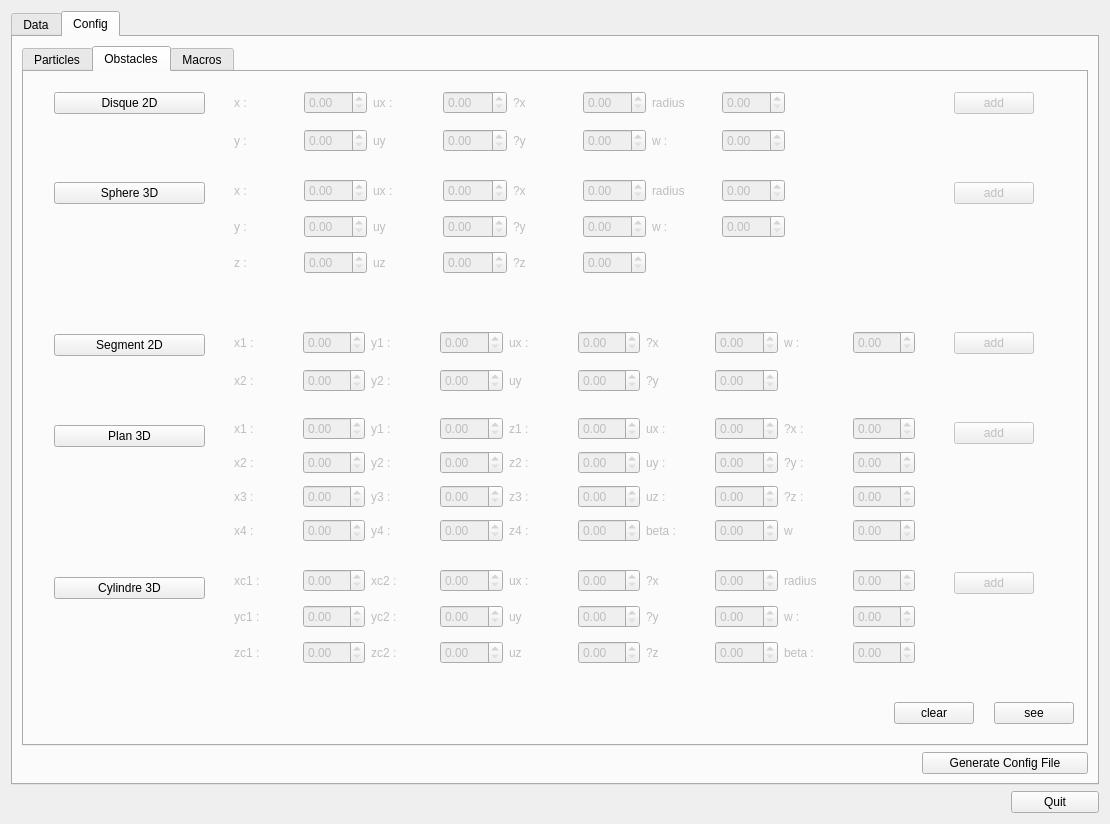
Old version of the form scopi.ui in the repository GChivot/UI_SCOPI.
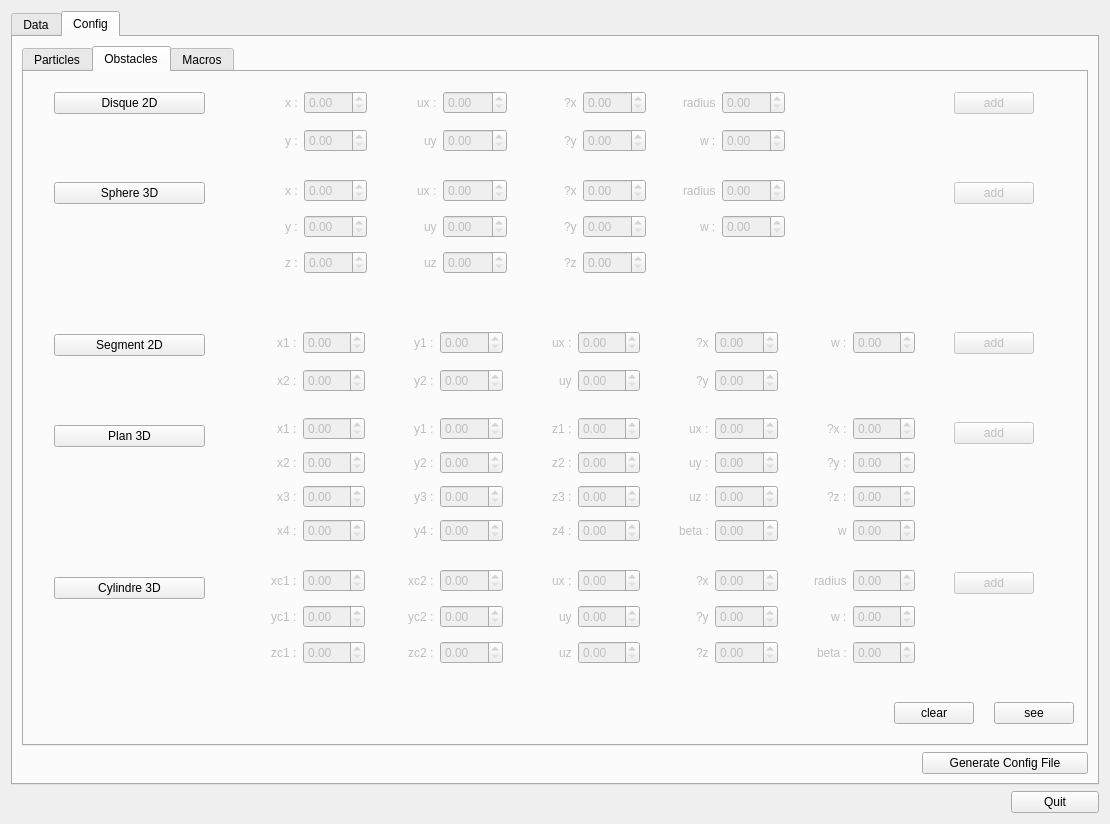
New version of the form. The open tabs and pages were chosen to show the change.

```diff
--- a/scopi.ui
+++ b/scopi.ui
@@ -5073,7 +5073,7 @@
            <layout class="QGridLayout" name="gridLayout_13">
             <item row="0" column="1">
              <layout class="QHBoxLayout" name="horizontalLayout_127">
-              <item>
+              <item alignment="Qt::AlignRight">
                <widget class="QLabel" name="label_130">
                 <property name="text">
                  <string>ux :</string>
@@ -5087,7 +5087,7 @@
             </item>
             <item row="0" column="0">
              <layout class="QHBoxLayout" name="horizontalLayout_87">
-              <item>
+              <item alignment="Qt::AlignRight">
                <widget class="QLabel" name="label_85">
                 <property name="text">
                  <string>x :</string>
@@ -5101,7 +5101,7 @@
             </item>
             <item row="1" column="0">
              <layout class="QHBoxLayout" name="horizontalLayout_88">
-              <item>
+              <item alignment="Qt::AlignRight">
                <widget class="QLabel" name="label_86">
                 <property name="text">
                  <string>y :</string>
@@ -5115,7 +5115,7 @@
             </item>
             <item row="1" column="1">
              <layout class="QHBoxLayout" name="horizontalLayout_91">
-              <item>
+              <item alignment="Qt::AlignRight">
                <widget class="QLabel" name="label_89">
                 <property name="text">
                  <string>uy</string>
@@ -5129,7 +5129,7 @@
             </item>
             <item row="0" column="3">
              <layout class="QHBoxLayout" name="horizontalLayout_90">
-              <item>
+              <item alignment="Qt::AlignRight">
                <widget class="QLabel" name="label_88">
                 <property name="text">
                  <string>radius</string>
@@ -5143,7 +5143,7 @@
             </item>
             <item row="0" column="2">
              <layout class="QHBoxLayout" name="horizontalLayout_92">
-              <item>
+              <item alignment="Qt::AlignRight">
                <widget class="QLabel" name="label_90">
                 <property name="text">
                  <string>?x</string>
@@ -5157,7 +5157,7 @@
             </item>
             <item row="1" column="2">
              <layout class="QHBoxLayout" name="horizontalLayout_126">
-              <item>
+              <item alignment="Qt::AlignRight">
                <widget class="QLabel" name="label_129">
                 <property name="text">
                  <string>?y</string>
@@ -5171,7 +5171,7 @@
             </item>
             <item row="1" column="3">
              <layout class="QHBoxLayout" name="horizontalLayout_128">
-              <item>
+              <item alignment="Qt::AlignRight">
                <widget class="QLabel" name="label_131">
                 <property name="text">
                  <string>w :</string>
@@ -5216,7 +5216,7 @@
            <layout class="QGridLayout" name="gridLayout_12">
             <item row="1" column="0">
              <layout class="QHBoxLayout" name="horizontalLayout_129">
-              <item>
+              <item alignment="Qt::AlignRight">
                <widget class="QLabel" name="label_132">
                 <property name="text">
                  <string>y :</string>
@@ -5230,7 +5230,7 @@
             </item>
             <item row="0" column="0">
              <layout class="QHBoxLayout" name="horizontalLayout_89">
-              <item>
+              <item alignment="Qt::AlignRight">
                <widget class="QLabel" name="label_87">
                 <property name="text">
                  <string>x :</string>
@@ -5244,7 +5244,7 @@
             </item>
             <item row="2" column="0">
              <layout class="QHBoxLayout" name="horizontalLayout_136">
-              <item>
+              <item alignment="Qt::AlignRight">
                <widget class="QLabel" name="label_139">
                 <property name="text">
                  <string>z :</string>
@@ -5258,7 +5258,7 @@
             </item>
             <item row="0" column="1">
              <layout class="QHBoxLayout" name="horizontalLayout_134">
-              <item>
+              <item alignment="Qt::AlignRight">
                <widget class="QLabel" name="label_137">
                 <property name="text">
                  <string>ux :</string>
@@ -5272,7 +5272,7 @@
             </item>
             <item row="1" column="1">
              <layout class="QHBoxLayout" name="horizontalLayout_131">
-              <item>
+              <item alignment="Qt::AlignRight">
                <widget class="QLabel" name="label_134">
                 <property name="text">
                  <string>uy</string>
@@ -5286,7 +5286,7 @@
             </item>
             <item row="0" column="2">
              <layout class="QHBoxLayout" name="horizontalLayout_132">
-              <item>
+              <item alignment="Qt::AlignRight">
                <widget class="QLabel" name="label_135">
                 <property name="text">
                  <string>?x</string>
@@ -5300,7 +5300,7 @@
             </item>
             <item row="1" column="2">
              <layout class="QHBoxLayout" name="horizontalLayout_133">
-              <item>
+              <item alignment="Qt::AlignRight">
                <widget class="QLabel" name="label_136">
                 <property name="text">
                  <string>?y</string>
@@ -5314,7 +5314,7 @@
             </item>
             <item row="2" column="1">
              <layout class="QHBoxLayout" name="horizontalLayout_137">
-              <item>
+              <item alignment="Qt::AlignRight">
                <widget class="QLabel" name="label_140">
                 <property name="text">
                  <string>uz</string>
@@ -5328,7 +5328,7 @@
             </item>
             <item row="2" column="2">
              <layout class="QHBoxLayout" name="horizontalLayout_138">
-              <item>
+              <item alignment="Qt::AlignRight">
                <widget class="QLabel" name="label_141">
                 <property name="text">
                  <string>?z</string>
@@ -5342,7 +5342,7 @@
             </item>
             <item row="0" column="3">
              <layout class="QHBoxLayout" name="horizontalLayout_130">
-              <item>
+              <item alignment="Qt::AlignRight">
                <widget class="QLabel" name="label_133">
                 <property name="text">
                  <string>radius</string>
@@ -5356,7 +5356,7 @@
             </item>
             <item row="1" column="3">
              <layout class="QHBoxLayout" name="horizontalLayout_135">
-              <item>
+              <item alignment="Qt::AlignRight">
                <widget class="QLabel" name="label_138">
                 <property name="text">
                  <string>w :</string>
@@ -5401,7 +5401,7 @@
            <layout class="QGridLayout" name="gridLayout_11">
             <item row="0" column="4">
              <layout class="QHBoxLayout" name="horizontalLayout_154">
-              <item>
+              <item alignment="Qt::AlignRight">
                <widget class="QLabel" name="label_157">
                 <property name="text">
                  <string>w :</string>
@@ -5415,7 +5415,7 @@
             </item>
             <item row="0" column="1">
              <layout class="QHBoxLayout" name="horizontalLayout_148">
-              <item>
+              <item alignment="Qt::AlignRight">
                <widget class="QLabel" name="label_151">
                 <property name="text">
                  <string>y1 :</string>
@@ -5429,7 +5429,7 @@
             </item>
             <item row="1" column="0">
              <layout class="QHBoxLayout" name="horizontalLayout_155">
-              <item>
+              <item alignment="Qt::AlignRight">
                <widget class="QLabel" name="label_158">
                 <property name="text">
                  <string>x2 :</string>
@@ -5443,7 +5443,7 @@
             </item>
             <item row="1" column="1">
              <layout class="QHBoxLayout" name="horizontalLayout_156">
-              <item>
+              <item alignment="Qt::AlignRight">
                <widget class="QLabel" name="label_159">
                 <property name="text">
                  <string>y2 :</string>
@@ -5457,7 +5457,7 @@
             </item>
             <item row="0" column="0">
              <layout class="QHBoxLayout" name="horizontalLayout_147">
-              <item>
+              <item alignment="Qt::AlignRight">
                <widget class="QLabel" name="label_150">
                 <property name="text">
                  <string>x1 :</string>
@@ -5471,7 +5471,7 @@
             </item>
             <item row="0" column="2">
              <layout class="QHBoxLayout" name="horizontalLayout_153">
-              <item>
+              <item alignment="Qt::AlignRight">
                <widget class="QLabel" name="label_156">
                 <property name="text">
                  <string>ux :</string>
@@ -5485,7 +5485,7 @@
             </item>
             <item row="1" column="2">
              <layout class="QHBoxLayout" name="horizontalLayout_150">
-              <item>
+              <item alignment="Qt::AlignRight">
                <widget class="QLabel" name="label_153">
                 <property name="text">
                  <string>uy</string>
@@ -5499,7 +5499,7 @@
             </item>
             <item row="0" column="3">
              <layout class="QHBoxLayout" name="horizontalLayout_151">
-              <item>
+              <item alignment="Qt::AlignRight">
                <widget class="QLabel" name="label_154">
                 <property name="text">
                  <string>?x</string>
@@ -5513,7 +5513,7 @@
             </item>
             <item row="1" column="3">
              <layout class="QHBoxLayout" name="horizontalLayout_152">
-              <item>
+              <item alignment="Qt::AlignRight">
                <widget class="QLabel" name="label_155">
                 <property name="text">
                  <string>?y</string>
@@ -5542,7 +5542,7 @@
            <layout class="QGridLayout" name="gridLayout">
             <item row="2" column="0">
              <layout class="QHBoxLayout" name="horizontalLayout_160">
-              <item>
+              <item alignment="Qt::AlignRight">
                <widget class="QLabel" name="label_163">
                 <property name="text">
                  <string>x3 :</string>
@@ -5556,7 +5556,7 @@
             </item>
             <item row="0" column="1">
              <layout class="QHBoxLayout" name="horizontalLayout_157">
-              <item>
+              <item alignment="Qt::AlignRight">
                <widget class="QLabel" name="label_160">
                 <property name="text">
                  <string>y1 :</string>
@@ -5570,7 +5570,7 @@
             </item>
             <item row="1" column="0">
              <layout class="QHBoxLayout" name="horizontalLayout_159">
-              <item>
+              <item alignment="Qt::AlignRight">
                <widget class="QLabel" name="label_162">
                 <property name="text">
                  <string>x2 :</string>
@@ -5584,7 +5584,7 @@
             </item>
             <item row="0" column="0">
              <layout class="QHBoxLayout" name="horizontalLayout_149">
-              <item>
+              <item alignment="Qt::AlignRight">
                <widget class="QLabel" name="label_152">
                 <property name="text">
                  <string>x1 :</string>
@@ -5598,7 +5598,7 @@
             </item>
             <item row="0" column="2">
              <layout class="QHBoxLayout" name="horizontalLayout_158">
-              <item>
+              <item alignment="Qt::AlignRight">
                <widget class="QLabel" name="label_161">
                 <property name="text">
                  <string>z1 :</string>
@@ -5612,7 +5612,7 @@
             </item>
             <item row="3" column="3">
              <layout class="QHBoxLayout" name="horizontalLayout_171">
-              <item>
+              <item alignment="Qt::AlignRight">
                <widget class="QLabel" name="label_174">
                 <property name="text">
                  <string>beta :</string>
@@ -5626,7 +5626,7 @@
             </item>
             <item row="3" column="4">
              <layout class="QHBoxLayout" name="horizontalLayout_175">
-              <item>
+              <item alignment="Qt::AlignRight">
                <widget class="QLabel" name="label_178">
                 <property name="text">
                  <string>w</string>
@@ -5640,7 +5640,7 @@
             </item>
             <item row="1" column="1">
              <layout class="QHBoxLayout" name="horizontalLayout_162">
-              <item>
+              <item alignment="Qt::AlignRight">
                <widget class="QLabel" name="label_165">
                 <property name="text">
                  <string>y2 :</string>
@@ -5654,7 +5654,7 @@
             </item>
             <item row="0" column="4">
              <layout class="QHBoxLayout" name="horizontalLayout_172">
-              <item>
+              <item alignment="Qt::AlignRight">
                <widget class="QLabel" name="label_175">
                 <property name="text">
                  <string>?x :</string>
@@ -5668,7 +5668,7 @@
             </item>
             <item row="0" column="3">
              <layout class="QHBoxLayout" name="horizontalLayout_168">
-              <item>
+              <item alignment="Qt::AlignRight">
                <widget class="QLabel" name="label_171">
                 <property name="text">
                  <string>ux :</string>
@@ -5682,7 +5682,7 @@
             </item>
             <item row="3" column="0">
              <layout class="QHBoxLayout" name="horizontalLayout_161">
-              <item>
+              <item alignment="Qt::AlignRight">
                <widget class="QLabel" name="label_164">
                 <property name="text">
                  <string>x4 :</string>
@@ -5696,7 +5696,7 @@
             </item>
             <item row="3" column="1">
              <layout class="QHBoxLayout" name="horizontalLayout_164">
-              <item>
+              <item alignment="Qt::AlignRight">
                <widget class="QLabel" name="label_167">
                 <property name="text">
                  <string>y4 :</string>
@@ -5710,7 +5710,7 @@
             </item>
             <item row="3" column="2">
              <layout class="QHBoxLayout" name="horizontalLayout_167">
-              <item>
+              <item alignment="Qt::AlignRight">
                <widget class="QLabel" name="label_170">
                 <property name="text">
                  <string>z4 :</string>
@@ -5724,7 +5724,7 @@
             </item>
             <item row="1" column="2">
              <layout class="QHBoxLayout" name="horizontalLayout_165">
-              <item>
+              <item alignment="Qt::AlignRight">
                <widget class="QLabel" name="label_168">
                 <property name="text">
                  <string>z2 :</string>
@@ -5738,7 +5738,7 @@
             </item>
             <item row="1" column="3">
              <layout class="QHBoxLayout" name="horizontalLayout_169">
-              <item>
+              <item alignment="Qt::AlignRight">
                <widget class="QLabel" name="label_172">
                 <property name="text">
                  <string>uy :</string>
@@ -5752,7 +5752,7 @@
             </item>
             <item row="2" column="1">
              <layout class="QHBoxLayout" name="horizontalLayout_163">
-              <item>
+              <item alignment="Qt::AlignRight">
                <widget class="QLabel" name="label_166">
                 <property name="text">
                  <string>y3 :</string>
@@ -5766,7 +5766,7 @@
             </item>
             <item row="2" column="2">
              <layout class="QHBoxLayout" name="horizontalLayout_166">
-              <item>
+              <item alignment="Qt::AlignRight">
                <widget class="QLabel" name="label_169">
                 <property name="text">
                  <string>z3 :</string>
@@ -5780,7 +5780,7 @@
             </item>
             <item row="2" column="3">
              <layout class="QHBoxLayout" name="horizontalLayout_170">
-              <item>
+              <item alignment="Qt::AlignRight">
                <widget class="QLabel" name="label_173">
                 <property name="text">
                  <string>uz :</string>
@@ -5794,7 +5794,7 @@
             </item>
             <item row="2" column="4">
              <layout class="QHBoxLayout" name="horizontalLayout_174">
-              <item>
+              <item alignment="Qt::AlignRight">
                <widget class="QLabel" name="label_177">
                 <property name="text">
                  <string>?z :</string>
@@ -5808,7 +5808,7 @@
             </item>
             <item row="1" column="4">
              <layout class="QHBoxLayout" name="horizontalLayout_173">
-              <item>
+              <item alignment="Qt::AlignRight">
                <widget class="QLabel" name="label_176">
                 <property name="text">
                  <string>?y :</string>
@@ -5869,7 +5869,7 @@
            <layout class="QGridLayout" name="gridLayout_14">
             <item row="2" column="0">
              <layout class="QHBoxLayout" name="horizontalLayout_178">
-              <item>
+              <item alignment="Qt::AlignRight">
                <widget class="QLabel" name="label_181">
                 <property name="text">
                  <string>zc1 :</string>
@@ -5883,7 +5883,7 @@
             </item>
             <item row="0" column="2">
              <layout class="QHBoxLayout" name="horizontalLayout_179">
-              <item>
+              <item alignment="Qt::AlignRight">
                <widget class="QLabel" name="label_193">
                 <property name="text">
                  <string>ux :</string>
@@ -5897,7 +5897,7 @@
             </item>
             <item row="1" column="2">
              <layout class="QHBoxLayout" name="horizontalLayout_180">
-              <item>
+              <item alignment="Qt::AlignRight">
                <widget class="QLabel" name="label_194">
                 <property name="text">
                  <string>uy</string>
@@ -5911,7 +5911,7 @@
             </item>
             <item row="0" column="3">
              <layout class="QHBoxLayout" name="horizontalLayout_192">
-              <item>
+              <item alignment="Qt::AlignRight">
                <widget class="QLabel" name="label_195">
                 <property name="text">
                  <string>?x</string>
@@ -5925,7 +5925,7 @@
             </item>
             <item row="1" column="0">
              <layout class="QHBoxLayout" name="horizontalLayout_176">
-              <item>
+              <item alignment="Qt::AlignRight">
                <widget class="QLabel" name="label_179">
                 <property name="text">
                  <string>yc1 :</string>
@@ -5939,7 +5939,7 @@
             </item>
             <item row="1" column="4">
              <layout class="QHBoxLayout" name="horizontalLayout_197">
-              <item>
+              <item alignment="Qt::AlignRight">
                <widget class="QLabel" name="label_200">
                 <property name="text">
                  <string>w :</string>
@@ -5953,7 +5953,7 @@
             </item>
             <item row="1" column="3">
              <layout class="QHBoxLayout" name="horizontalLayout_193">
-              <item>
+              <item alignment="Qt::AlignRight">
                <widget class="QLabel" name="label_196">
                 <property name="text">
                  <string>?y</string>
@@ -5967,7 +5967,7 @@
             </item>
             <item row="0" column="4">
              <layout class="QHBoxLayout" name="horizontalLayout_196">
-              <item>
+              <item alignment="Qt::AlignRight">
                <widget class="QLabel" name="label_199">
                 <property name="text">
                  <string>radius</string>
@@ -5981,7 +5981,7 @@
             </item>
             <item row="2" column="3">
              <layout class="QHBoxLayout" name="horizontalLayout_195">
-              <item>
+              <item alignment="Qt::AlignRight">
                <widget class="QLabel" name="label_198">
                 <property name="text">
                  <string>?z</string>
@@ -5995,7 +5995,7 @@
             </item>
             <item row="2" column="2">
              <layout class="QHBoxLayout" name="horizontalLayout_194">
-              <item>
+              <item alignment="Qt::AlignRight">
                <widget class="QLabel" name="label_197">
                 <property name="text">
                  <string>uz</string>
@@ -6009,7 +6009,7 @@
             </item>
             <item row="0" column="0">
              <layout class="QHBoxLayout" name="horizontalLayout_177">
-              <item>
+              <item alignment="Qt::AlignRight">
                <widget class="QLabel" name="label_180">
                 <property name="text">
                  <string>xc1 :</string>
@@ -6023,7 +6023,7 @@
             </item>
             <item row="0" column="1">
              <layout class="QHBoxLayout" name="horizontalLayout_198">
-              <item>
+              <item alignment="Qt::AlignRight">
                <widget class="QLabel" name="label_201">
                 <property name="text">
                  <string>xc2 :</string>
@@ -6037,7 +6037,7 @@
             </item>
             <item row="1" column="1">
              <layout class="QHBoxLayout" name="horizontalLayout_199">
-              <item>
+              <item alignment="Qt::AlignRight">
                <widget class="QLabel" name="label_202">
                 <property name="text">
                  <string>yc2 :</string>
@@ -6051,7 +6051,7 @@
             </item>
             <item row="2" column="1">
              <layout class="QHBoxLayout" name="horizontalLayout_200">
-              <item>
+              <item alignment="Qt::AlignRight">
                <widget class="QLabel" name="label_203">
                 <property name="text">
                  <string>zc2 :</string>
@@ -6065,7 +6065,7 @@
             </item>
             <item row="2" column="4">
              <layout class="QHBoxLayout" name="horizontalLayout_201">
-              <item>
+              <item alignment="Qt::AlignRight">
                <widget class="QLabel" name="label_204">
                 <property name="text">
                  <string>beta :</string>
```
Left out of the diff: 79 changed lines with no effect on the pictures.
